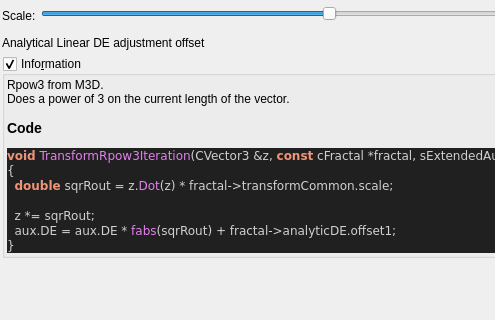
Qt form mandelbulber2/qt_data/fractal_transf_rPow3.ui (buddhi1980/mandelbulber2) before a commit; both pictures show x 0 to 495 and y 0 to 320 of the 709 by 756 pixel window.
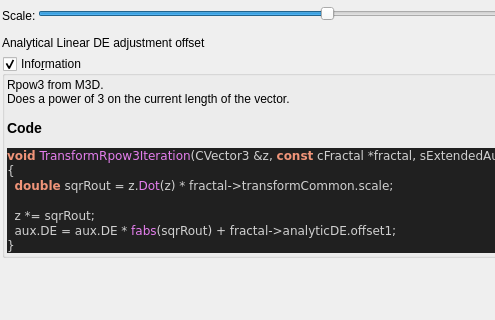
The same form after that commit. Custom widgets are drawn as their Qt base class.

What changed in the file:
```diff
--- a/mandelbulber2/qt_data/fractal_transf_rPow3.ui
+++ b/mandelbulber2/qt_data/fractal_transf_rPow3.ui
@@ -65,7 +65,7 @@
      <item row="0" column="0" rowspan="3">
       <widget class="QLabel" name="label_108">
        <property name="text">
-        <string>Scale: </string>
+        <string>Scale:</string>
        </property>
       </widget>
      </item>
```
